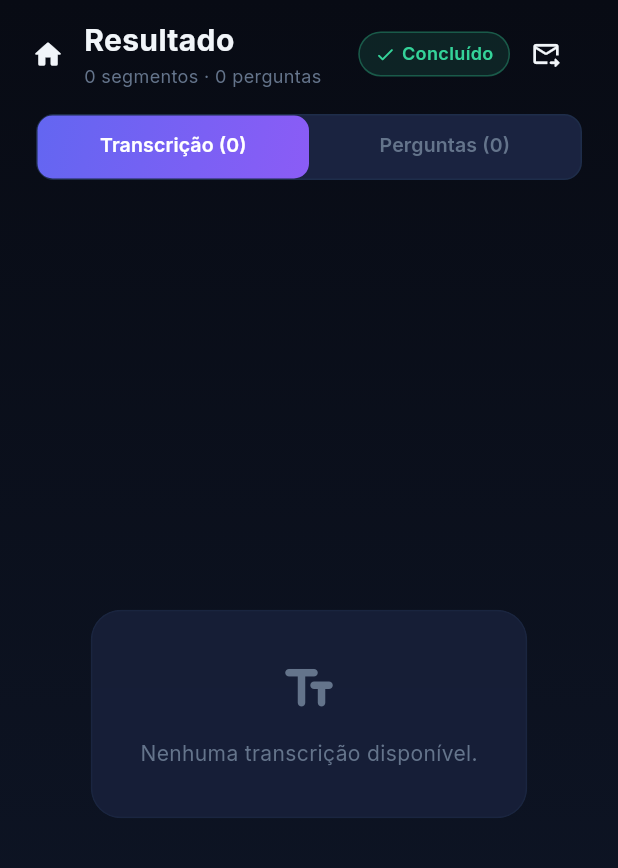
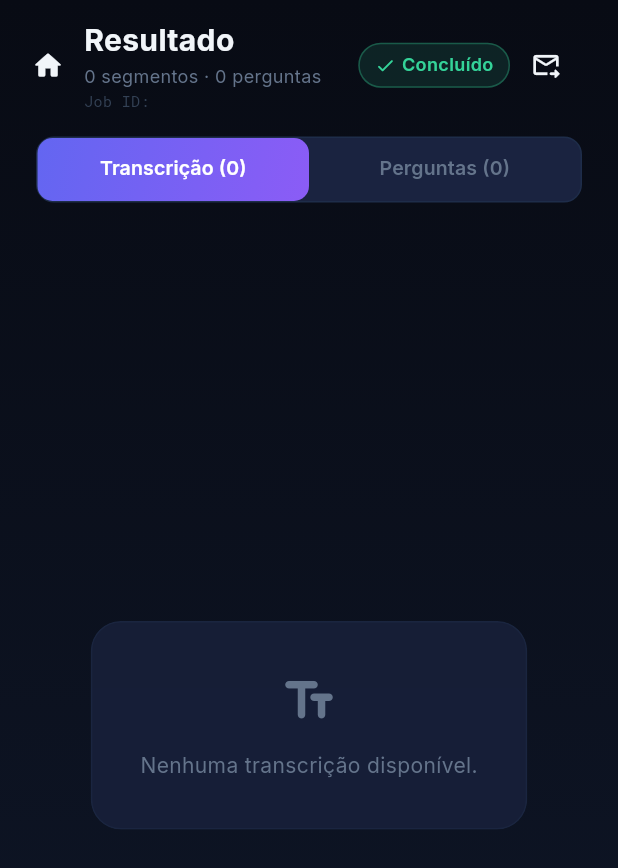
Before and after one commit to leandroalexandre-ifg/scitechear-frontend, a Flutter app: the ResultScreen screen opened directly with empty values, on a phone screen of 412 x 824 dp. Shown: the top 868 px of the screen. Run offline on Flutter 3.47's test engine with Material 3 defaults, Android fonts, the phone set to English and light mode, and no system bars; drawn by our look-alikes of flutter_animate; our stand-ins replace dio, google_fonts, permission_handler, shared_preferences, wakelock_plus; missing offline and left inert: flutter_background, record; accounts and stored records are empty.

Commit message:
Formaliza exibição do Job ID no resultado, remove debug de investigação
O job_id na tela de resultado deixa de ser um diagnóstico temporário
(a suspeita de reuso já foi investigada e descartada) e passa a ser
exibido de forma permanente e intencional, para o usuário citar ao
reportar um problema de suporte.

```diff
--- a/lib/screens/result_screen.dart
+++ b/lib/screens/result_screen.dart
@@ -223,6 +223,16 @@ class _ResultScreenState extends State<ResultScreen>
                   style: GoogleFonts.inter(
                     color: AppColors.textSecondary,
                     fontSize: 12,
+                  ),
+                ),
+                // Exibido para o usuário poder citar o job_id ao reportar
+                // um problema de suporte.
+                Text(
+                  'Job ID: ${widget.result.jobId}',
+                  overflow: TextOverflow.ellipsis,
+                  style: GoogleFonts.robotoMono(
+                    color: AppColors.textMuted,
+                    fontSize: 10,
                   ),
                 ),
               ],
```
